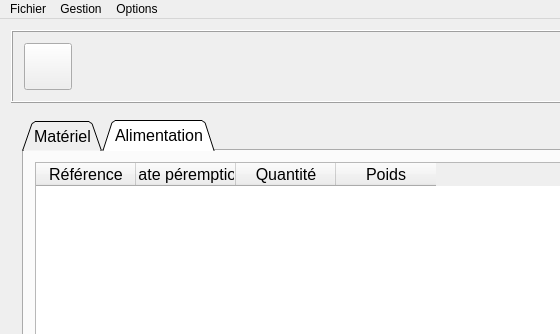
This is Doger/mainwindow.ui in amof/Doger as Qt 5 draws it before an edit; both pictures show x 0 to 560 and y 0 to 334 of the 1024 by 768 pixel window. The edited form follows.
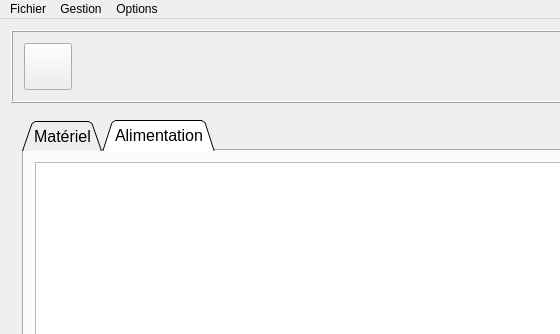
This is the edited form. The open tabs and pages were chosen to show the change. Icons and pictures are not drawn.

```diff
--- a/Doger/mainwindow.ui
+++ b/Doger/mainwindow.ui
@@ -417,7 +417,7 @@
            </attribute>
            <layout class="QVBoxLayout" name="verticalLayout_22">
             <item>
-             <widget class="QTableWidget" name="tw_alimentation">
+             <widget class="QTableView" name="tw_alimentation">
               <property name="font">
                <font>
                 <pointsize>12</pointsize>
@@ -435,26 +435,6 @@
                 <height>50</height>
                </size>
               </property>
-              <column>
-               <property name="text">
-                <string>Référence</string>
-               </property>
-              </column>
-              <column>
-               <property name="text">
-                <string>Date péremption</string>
-               </property>
-              </column>
-              <column>
-               <property name="text">
-                <string>Quantité</string>
-               </property>
-              </column>
-              <column>
-               <property name="text">
-                <string>Poids</string>
-               </property>
-              </column>
              </widget>
             </item>
             <item>
```
Left out of the diff: 4 changed lines with no effect on the pictures.
